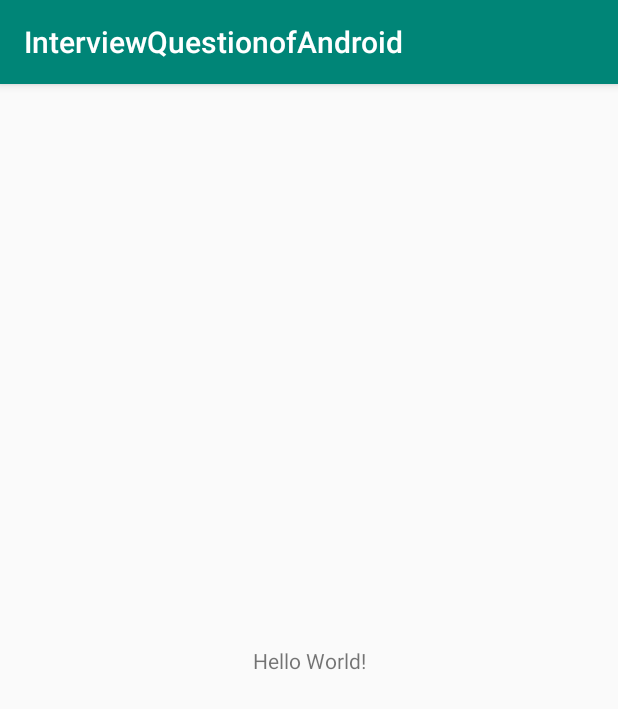
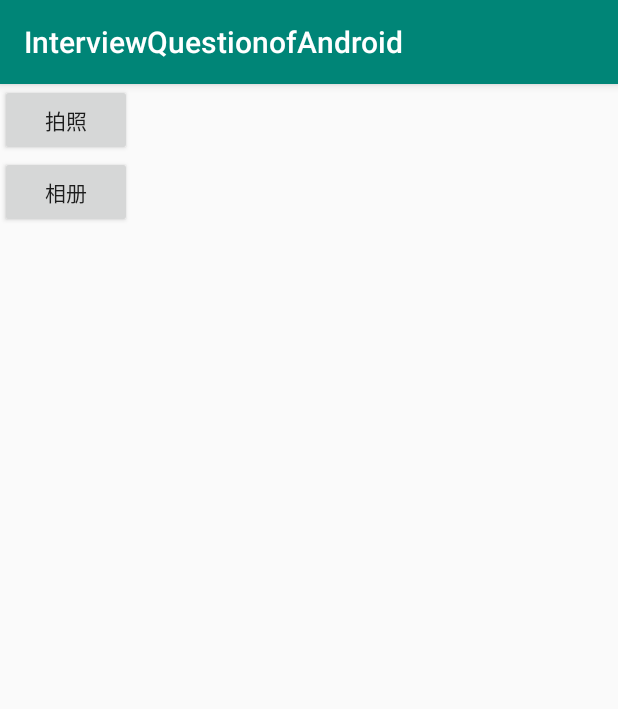
Before and after one commit to CandiceYT/InterviewQuestionofAndroid, an Android app: the screen it shows after launch (MainActivity), on a phone screen of 412 x 824 dp. Shown: the top 709 px of the screen. Run offline under Robolectric (Android 15) with nearby library versions, the light colour scheme and no system bars.

Commit message:
23题解答

```diff
--- a/app/src/main/java/com/candice/interviewquestionofandroid/MainActivity.java
+++ b/app/src/main/java/com/candice/interviewquestionofandroid/MainActivity.java
@@ -1,27 +1,88 @@
 package com.candice.interviewquestionofandroid;
 
-import android.graphics.Bitmap;
+import android.os.Bundle;
 import android.support.v7.app.AppCompatActivity;
-import android.os.Bundle;
-import android.util.LruCache;
+import android.util.Log;
+import android.view.View;
+import android.widget.Button;
 
-public class MainActivity extends AppCompatActivity {
+public class MainActivity extends AppCompatActivity implements View.OnClickListener {
+
+	private final  static int REQUEST_CODE_CAPTURE = 0;
+	private Button mBtnTakePic;
+	private Button mBtnOpen;
 
 	@Override
 	protected void onCreate(Bundle savedInstanceState) {
 		super.onCreate(savedInstanceState);
 		setContentView(R.layout.activity_main);
+		//拍照
+		mBtnTakePic = ( Button ) findViewById(R.id.btn_take_pics);
+		//打开相册
+		mBtnOpen = ( Button ) findViewById(R.id.btn_open);
+
+		mBtnTakePic.setOnClickListener(this);
+		mBtnOpen.setOnClickListener(this);
+		Log.e("TAG","onCreate");
+
+
 	}
 
-	LruCache< String, Bitmap > mLruCache = new LruCache<String, Bitmap>((int)Runtime.getRuntime().maxMemory()/8){
-		@Override
-		protected int sizeOf(String key, Bitmap value) {
-			return super.sizeOf(key, value);
+
+	@Override
+	protected void onStart() {
+		super.onStart();
+		Log.e("TAG","onStart");
+
+	}
+
+
+	@Override
+	protected void onResume() {
+		super.onResume();
+		Log.e("TAG","onResume");
+
+	}
+
+	@Override
+	protected void onStop() {
+		super.onStop();
+		Log.e("TAG","onStop");
+
+	}
+
+	@Override
+	protected void onRestart() {
+		super.onRestart();
+		Log.e("TAG","onRestart");
+
+	}
+
+	@Override
+	protected void onDestroy() {
+		super.onDestroy();
+		Log.e("TAG","onDestroy");
+
+	}
+
+	private void takePhotos() {
+//		Intent intent = new Intent(MediaStore.ACTION_IMAGE_CAPTURE);
+//		//省略检测相机，权限申请...
+//		File file = new File(imagePath);
+//		Uri uri = Uri.fromFile(file);
+//		intent.putExtra(MediaStore.EXTRA_OUTPUT, uri);
+//		startActivityForResult(intent, REQUEST_CODE_CAPTURE);
+	}
+
+
+	@Override
+	public void onClick(View v) {
+		switch ( v.getId() ){
+			case R.id.btn_take_pics:
+				takePhotos();
+				break;
+			case R.id.btn_open:
+				break;
 		}
-
-		@Override
-		protected void entryRemoved(boolean evicted, String key, Bitmap oldValue, Bitmap newValue) {
-			super.entryRemoved(evicted, key, oldValue, newValue);
-		}
-	};
+	}
 }
--- a/app/src/main/res/layout/activity_main.xml
+++ b/app/src/main/res/layout/activity_main.xml
@@ -7,13 +7,21 @@
     android:layout_height="match_parent"
     tools:context=".MainActivity">
 
-    <TextView
+
+    <Button
+        android:text="拍照"
+        app:layout_constraintTop_toTopOf="parent"
+        app:layout_constraintLeft_toLeftOf="parent"
+        android:id="@+id/btn_take_pics"
         android:layout_width="wrap_content"
-        android:layout_height="wrap_content"
-        android:text="Hello World!"
-        app:layout_constraintBottom_toBottomOf="parent"
+        android:layout_height="wrap_content"/>
+
+    <Button
+        app:layout_constraintTop_toBottomOf="@id/btn_take_pics"
         app:layout_constraintLeft_toLeftOf="parent"
-        app:layout_constraintRight_toRightOf="parent"
-        app:layout_constraintTop_toTopOf="parent"/>
+        android:text="相册"
+        android:id="@+id/btn_open"
+        android:layout_width="wrap_content"
+        android:layout_height="wrap_content"/>
 
 </android.support.constraint.ConstraintLayout>
--- a/settings.gradle
+++ b/settings.gradle
@@ -1 +1 @@
-include ':app'
+include ':app', ':FileProviderDemo'
```
Also changed, not shown: 13 other files.
